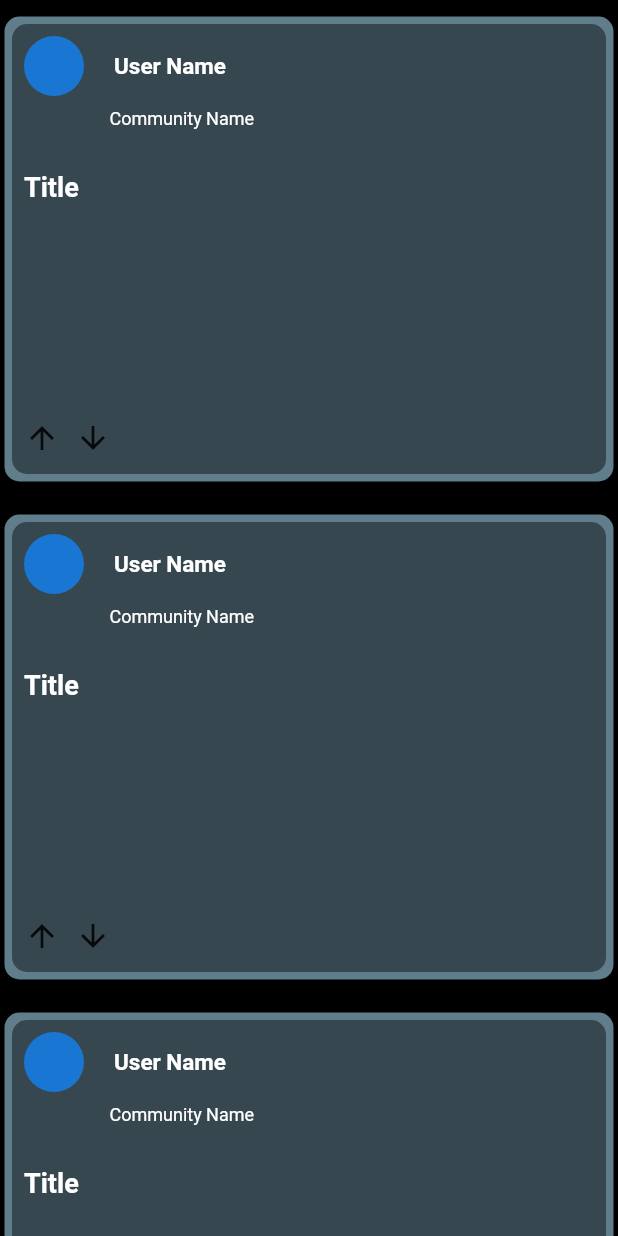
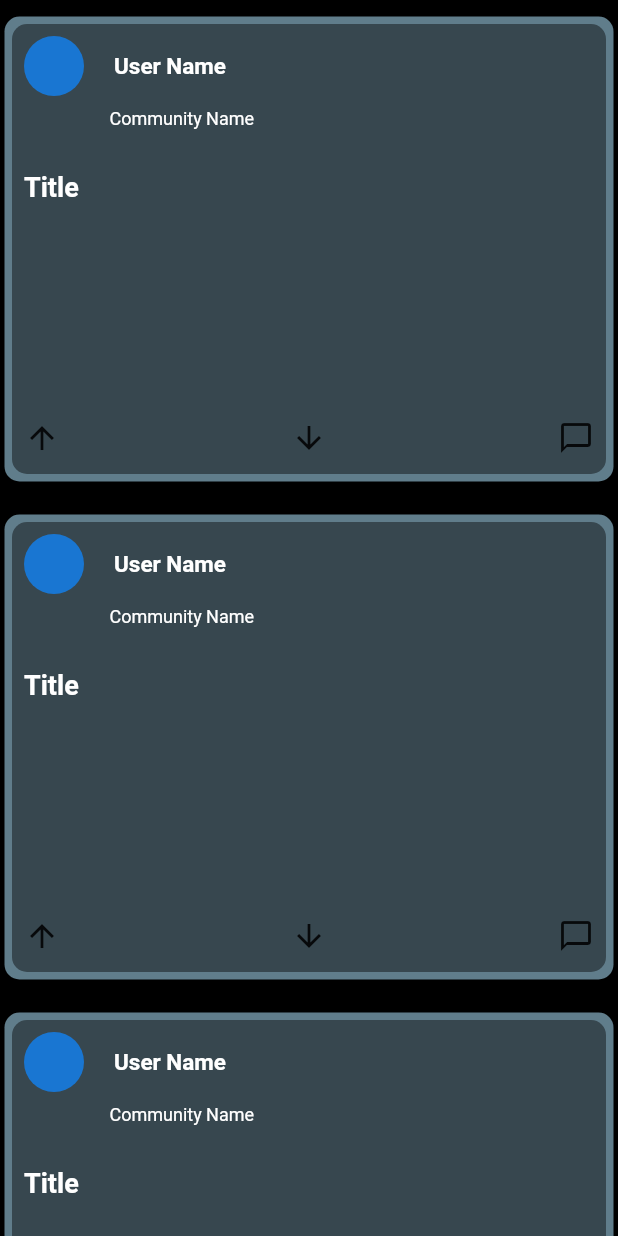
Before and after one commit to Arash-ra03/Ap-Final-Project, a Flutter app: the FeedPage screen opened by its route, on a phone screen of 412 x 824 dp. Run offline on Flutter 3.47's test engine with Material 2 defaults, Android fonts, the phone set to English and light mode, and no system bars.

```diff
--- a/lib/Pages/each_post.dart
+++ b/lib/Pages/each_post.dart
@@ -82,6 +82,7 @@ class MyPost extends StatelessWidget {
               Padding(
                 padding: const EdgeInsets.all(8.0),
                 child: Row(
+                  mainAxisAlignment: MainAxisAlignment.spaceBetween,
                   children: [
                     Icon(Icons.arrow_upward),
                     SizedBox(
@@ -91,6 +92,7 @@ class MyPost extends StatelessWidget {
                     SizedBox(
                       width: 10,
                     ),
+                    Icon(Icons.messenger_outline),
                   ],
                 ),
               )
```
